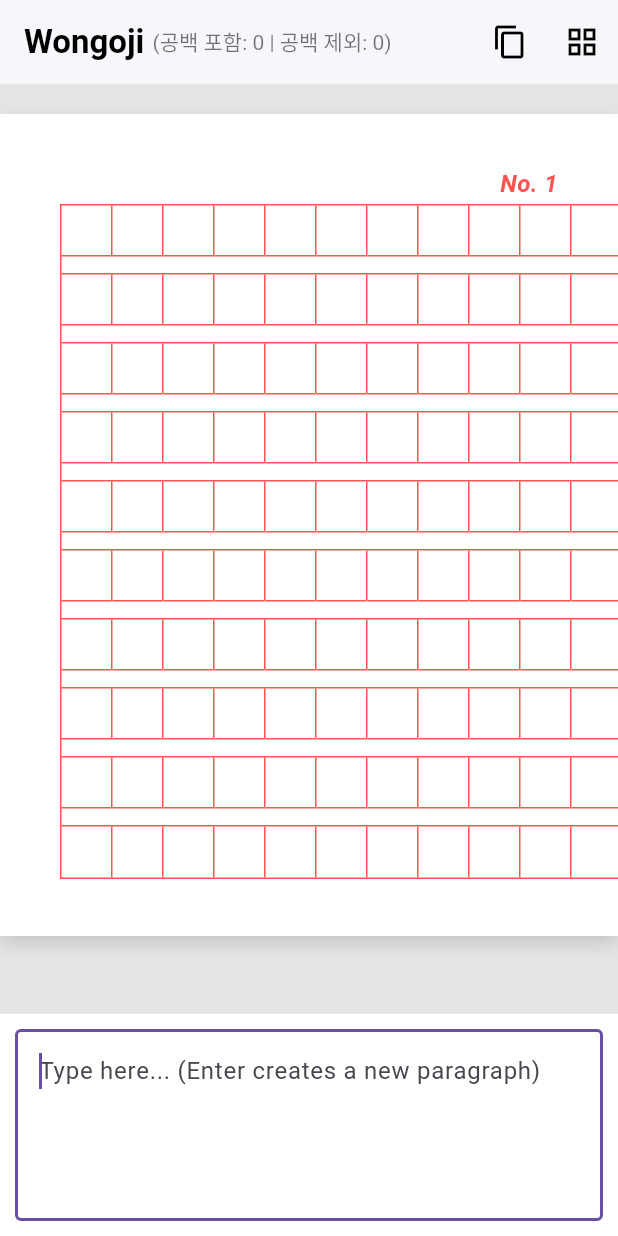
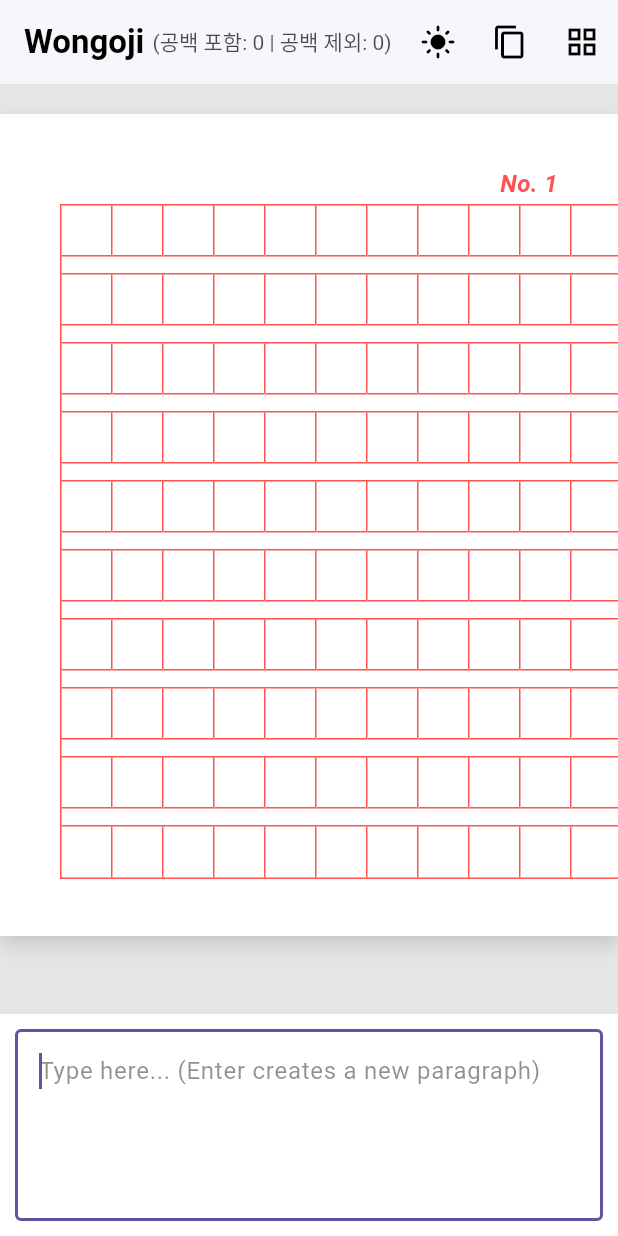
Before and after one commit to bbiyak25/wongoji, a Flutter app: the screen it shows after launch, on a phone screen of 412 x 824 dp. Run offline on Flutter 3.47's test engine with Material 3 defaults, Android fonts, the light colour scheme and no system bars; our stand-ins replace google_fonts; Roboto replaces fonts that are missing (Nanum Myeongjo).

Commit message:
Save Version 0.32 - Dark Mode & Themes

```diff
--- a/wongoji_app/lib/main.dart
+++ b/wongoji_app/lib/main.dart
@@ -1,6 +1,6 @@
 import 'package:flutter/material.dart';
 import 'package:flutter/services.dart';
-import 'package:google_fonts/google_fonts.dart'; // The new typography engine!
+import 'package:google_fonts/google_fonts.dart';
 import 'dart:async';
 import 'dart:math';
 
@@ -33,11 +33,11 @@ class _WongojiEditorState extends State<WongojiEditor> {
 
   List<List<String>> _pages = [List.generate(200, (index) => "")];
   bool _isZoomedOut = false;
+  int _themeMode = 0; // 0: Normal, 1: Grey, 2: Dark
 
   int _charsWithSpace = 0;
   int _charsWithoutSpace = 0;
 
-  // Cursor & Dot Tracking
   int _activePageIndex = 0;
   int _activeCellIndex = 0;
   double _dotX = 0.5;
@@ -55,12 +55,21 @@ class _WongojiEditorState extends State<WongojiEditor> {
   final double _marginHorizontal = 40.0;
   final double _pageSpacing = 30.0;
 
+  // --- THEME COLOR GETTERS ---
+  Color get appBgColor => _themeMode == 0 ? const Color(0xFFE5E5E5) : (_themeMode == 1 ? const Color(0xFF5C5C5C) : const Color(0xFF121212));
+  Color get paperColor => _themeMode == 0 ? Colors.white : (_themeMode == 1 ? const Color(0xFFBDBDBD) : Colors.black);
+  Color get lineColor => _themeMode == 0 ? Colors.redAccent : (_themeMode == 1 ? const Color(0xFF858585) : const Color(0xFF424242));
+  Color get textColor => _themeMode == 2 ? const Color(0xFFE0E0E0) : const Color(0xFF212121);
+  Color get dotColor => _themeMode == 2 ? const Color(0xFFE0E0E0) : Colors.black;
+  Color get appBarBgColor => _themeMode == 0 ? Colors.white : (_themeMode == 1 ? const Color(0xFF9E9E9E) : const Color(0xFF1E1E1E));
+  Color get appBarTextColor => _themeMode == 0 ? Colors.black : (_themeMode == 1 ? Colors.black87 : Colors.white);
+  Color get inputBgColor => _themeMode == 0 ? Colors.white : (_themeMode == 1 ? const Color(0xFFE0E0E0) : const Color(0xFF2C2C2C));
+
   @override
   void initState() {
     super.initState();
     _controller.addListener(_updateGrid);
 
-    // Your Custom 500ms / 500ms Blink Timing
     _cursorTimer = Timer.periodic(const Duration(milliseconds: 1000), (timer) {
       if (!_isZoomedOut && !_isTyping) {
         setState(() {
@@ -102,12 +111,18 @@ class _WongojiEditorState extends State<WongojiEditor> {
   void _copyToClipboard() {
     Clipboard.setData(ClipboardData(text: _controller.text));
     ScaffoldMessenger.of(context).showSnackBar(
-      const SnackBar(
-        content: Text('Text copied to clipboard!'),
-        duration: Duration(seconds: 2),
-        backgroundColor: Colors.black87,
+      SnackBar(
+        content: const Text('Text copied to clipboard!'),
+        duration: const Duration(seconds: 2),
+        backgroundColor: _themeMode == 2 ? Colors.white24 : Colors.black87,
       ),
     );
+  }
+
+  void _cycleTheme() {
+    setState(() {
+      _themeMode = (_themeMode + 1) % 3;
+    });
   }
 
   void _updateGrid() {
@@ -225,10 +240,10 @@ class _WongojiEditorState extends State<WongojiEditor> {
       height: paperHeight,
       margin: EdgeInsets.only(bottom: _pageSpacing),
       decoration: BoxDecoration(
-        color: Colors.white,
+        color: paperColor,
         boxShadow: [
           BoxShadow(
-            color: Colors.black.withOpacity(0.15),
+            color: Colors.black.withOpacity(_themeMode == 2 ? 0.5 : 0.15),
             blurRadius: 10 * scale,
             offset: Offset(0, 5 * scale),
           )
@@ -242,7 +257,7 @@ class _WongojiEditorState extends State<WongojiEditor> {
             child: Text(
               "No. ${pageIndex + 1}",
               style: GoogleFonts.nanumMyeongjo(
-                color: Colors.redAccent,
+                color: lineColor,
                 fontSize: 16 * scale,
                 fontStyle: FontStyle.italic,
                 fontWeight: FontWeight.bold,
@@ -255,7 +270,7 @@ class _WongojiEditorState extends State<WongojiEditor> {
             left: _marginHorizontal * scale,
             child: Container(
               decoration: BoxDecoration(
-                border: Border.all(color: Colors.redAccent, width: 1.0 * scale),
+                border: Border.all(color: lineColor, width: 1.0 * scale),
               ),
               child: Column(
                 mainAxisSize: MainAxisSize.min,
@@ -276,10 +291,10 @@ class _WongojiEditorState extends State<WongojiEditor> {
                             decoration: BoxDecoration(
                               border: Border(
                                 right: colIndex < 19
-                                    ? BorderSide(color: Colors.redAccent, width: 1.0 * scale)
+                                    ? BorderSide(color: lineColor, width: 1.0 * scale)
                                     : BorderSide.none,
                                 bottom: rowIndex < 9
-                                    ? BorderSide(color: Colors.redAccent, width: 1.0 * scale)
+                                    ? BorderSide(color: lineColor, width: 1.0 * scale)
                                     : BorderSide.none,
                               ),
                             ),
@@ -288,24 +303,22 @@ class _WongojiEditorState extends State<WongojiEditor> {
                                 Center(
                                   child: Text(
                                     char,
-                                    // Applied the Nanum Myeongjo font right here!
                                     style: GoogleFonts.nanumMyeongjo(
                                       fontSize: 15 * scale,
-                                      color: Colors.black,
+                                      color: textColor,
                                       letterSpacing: 0,
                                       fontWeight: FontWeight.w500,
                                     ),
                                   ),
                                 ),
-                                // Render the dot only if _isDotVisible is true!
                                 if (isActiveCell && !_isZoomedOut && !_isTyping && _isDotVisible)
                                   Align(
                                     alignment: FractionalOffset(_dotX, _dotY),
                                     child: Container(
-                                      width: 3.58 * scale, // Scaled down to exactly 80% area
+                                      width: 3.58 * scale,
                                       height: 3.58 * scale,
-                                      decoration: const BoxDecoration(
-                                        color: Colors.black, // Perfect solid black ink
+                                      decoration: BoxDecoration(
+                                        color: dotColor,
                                         shape: BoxShape.circle,
                                       ),
                                     ),
@@ -322,7 +335,7 @@ class _WongojiEditorState extends State<WongojiEditor> {
                       width: 20 * _cellDim * scale,
                       decoration: BoxDecoration(
                         border: Border(
-                          bottom: BorderSide(color: Colors.redAccent, width: 1.0 * scale),
+                          bottom: BorderSide(color: lineColor, width: 1.0 * scale),
                         ),
                       ),
                     );
@@ -339,29 +352,38 @@ class _WongojiEditorState extends State<WongojiEditor> {
   @override
   Widget build(BuildContext context) {
     return Scaffold(
-      backgroundColor: const Color(0xFFE5E5E5),
+      backgroundColor: appBgColor,
       appBar: AppBar(
         title: Row(
           children: [
-            const Text("Wongoji ", style: TextStyle(color: Colors.black, fontWeight: FontWeight.bold)),
+            Text("Wongoji ", style: TextStyle(color: appBarTextColor, fontWeight: FontWeight.bold)),
             Text(
               "(공백 포함: $_charsWithSpace | 공백 제외: $_charsWithoutSpace)",
-              style: const TextStyle(color: Colors.black54, fontSize: 14),
+              style: TextStyle(color: appBarTextColor.withOpacity(0.7), fontSize: 14),
             ),
           ],
         ),
-        backgroundColor: Colors.white,
+        backgroundColor: appBarBgColor,
         elevation: 1,
         actions: [
+          // Theme Toggle Button
+          IconButton(
+            icon: Icon(
+              _themeMode == 0 ? Icons.light_mode : (_themeMode == 1 ? Icons.monochrome_photos : Icons.dark_mode)
+            ),
+            tooltip: 'Change Theme',
+            color: appBarTextColor,
+            onPressed: _cycleTheme,
+          ),
           IconButton(
             icon: const Icon(Icons.copy),
             tooltip: 'Copy to Clipboard',
-            color: Colors.black,
+            color: appBarTextColor,
             onPressed: _copyToClipboard,
           ),
           IconButton(
             icon: Icon(_isZoomedOut ? Icons.zoom_in : Icons.grid_view),
-            color: Colors.black,
+            color: appBarTextColor,
             onPressed: () {
               setState(() {
                 _isZoomedOut = !_isZoomedOut;
@@ -403,14 +425,18 @@ class _WongojiEditorState extends State<WongojiEditor> {
           ),
           Container(
             padding: const EdgeInsets.all(10),
-            color: Colors.white,
+            color: appBarBgColor,
             child: TextField(
               controller: _controller,
               maxLines: 4,
               autofocus: true,
-              decoration: const InputDecoration(
+              style: TextStyle(color: textColor),
+              decoration: InputDecoration(
                 hintText: "Type here... (Enter creates a new paragraph)",
-                border: OutlineInputBorder(),
+                hintStyle: TextStyle(color: textColor.withOpacity(0.5)),
+                fillColor: inputBgColor,
+                filled: true,
+                border: const OutlineInputBorder(),
               ),
             ),
           ),
```
